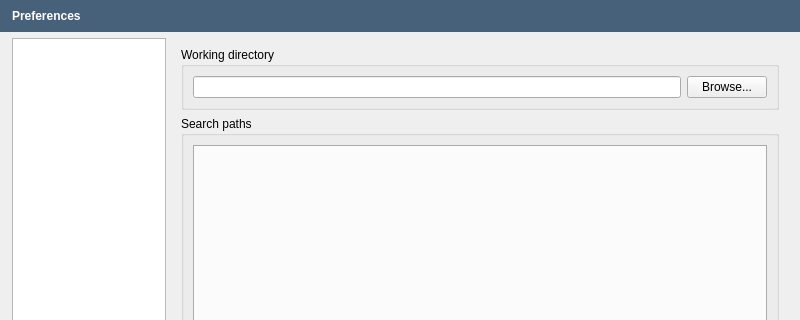
OpenFLUID/openfluid, file src/apps/openfluid-builder/base/PreferencesDialog.ui: the form before one commit; both pictures show x 0 to 800 and y 0 to 320 of the 800 by 530 pixel window.
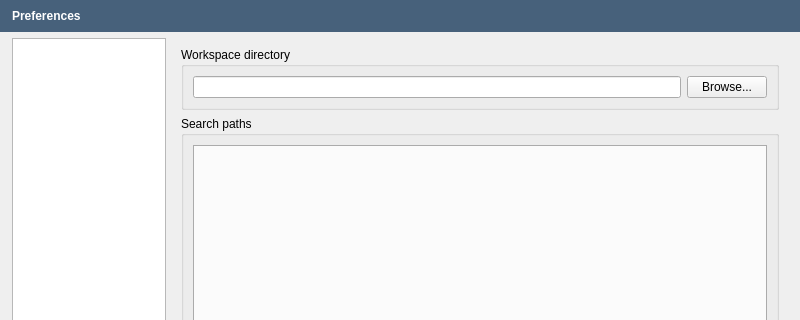
The form after the commit. The open tabs and pages were chosen to show the change.

Commit message:
Reorganization of the user data directory ($HOME/.openfluid on Unix)
* Introduced wares directory for simulators, observers and
  builder-extension binaries
* Introduced workspace directory for projects and wares development
* Updated PreferencesManager according to the new organization
* Cleaned CMake config files

(closes OpenFLUID/openfluid#408)

Diff of the .ui file:
```diff
--- a/src/apps/openfluid-builder/base/PreferencesDialog.ui
+++ b/src/apps/openfluid-builder/base/PreferencesDialog.ui
@@ -275,7 +275,7 @@
             </sizepolicy>
            </property>
            <property name="title">
-            <string>Working directory</string>
+            <string>Workspace directory</string>
            </property>
            <layout class="QHBoxLayout" name="horizontalLayout_7">
             <item>
```
Left out of the diff: 8 changed lines with no effect on the pictures. The commit also changes 17 other files.
